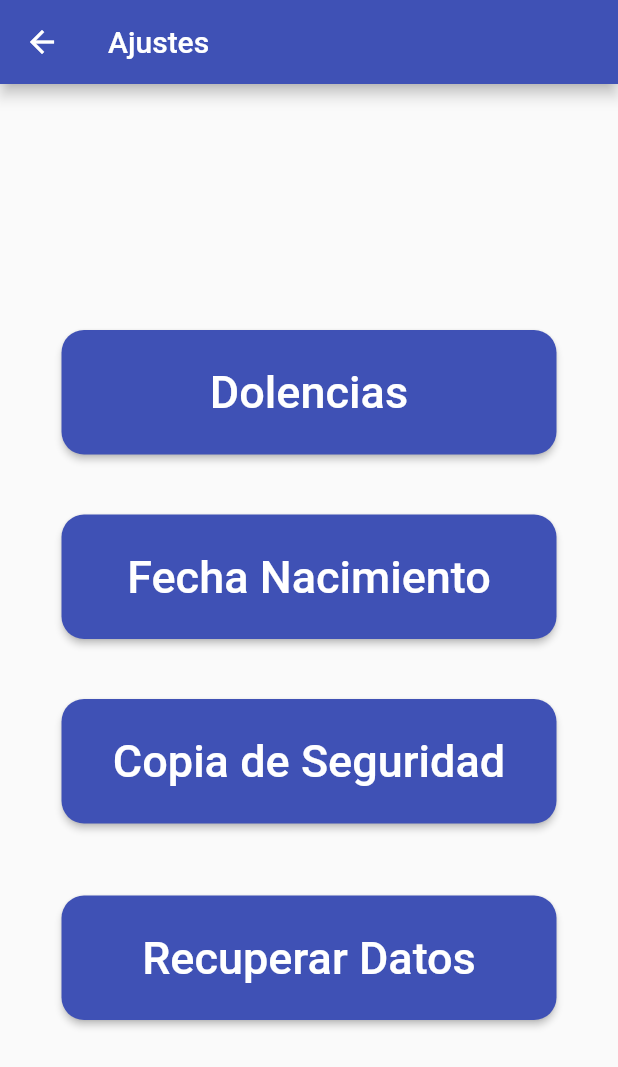
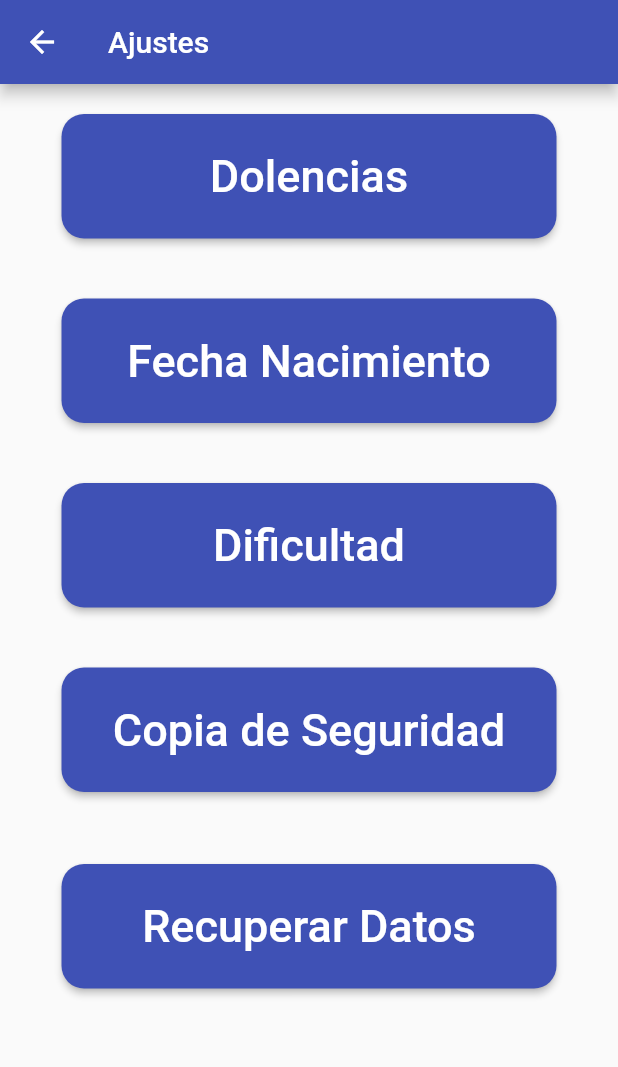
Before and after one commit to jrecaspiorno/once-trainer, a Flutter app: the Ajustes screen opened directly, on a phone screen of 412 x 824 dp. Shown: the top 1067 px of the screen. Run offline on Flutter 3.47's test engine with Material 2 defaults, Android fonts, the light colour scheme and no system bars; our stand-ins replace audioplayers, charts_flutter, firebase_auth, font_awesome_flutter, get_it, google_sign_in and 5 more; missing offline and left inert: dart:ffi, fit_kit, googleapis, health, translator; accounts and stored records are empty; generated files the repository leaves out were written again.

Commit message:
terminado selector de dificultad en ajustes y solucion de bug

```diff
--- a/lib/DriveBackup/Backup.dart
+++ b/lib/DriveBackup/Backup.dart
@@ -184,6 +184,7 @@ class Backup {
         drive.File()..name = fileName,
         uploadMedia: drive.Media(jsonFile.openRead(), jsonFile.lengthSync()),
       );
+
       database.usuarioDAO.insertBackIdIntoUser(response.id, id);
     } else {
       var id = user.backupid == null ? files[0].id : user.backupid;
--- a/lib/Menu/Menu.dart
+++ b/lib/Menu/Menu.dart
@@ -19,8 +19,7 @@ class Menu extends StatefulWidget {
 class _MenuState extends State<Menu> {
   _prepareVariables() async {
     SharedPreferences preferences = await SharedPreferences.getInstance();
-    if (!preferences.containsKey('SelectDiff'))
-      preferences.setBool('SelectDiff', true);
+    if (!preferences.containsKey('Diff')) preferences.setInt('Diff', 0);
   }
 
   final NavigationService _navigationService = locator<NavigationService>();
--- a/lib/NavigationTools/RouteManager.dart
+++ b/lib/NavigationTools/RouteManager.dart
@@ -5,6 +5,7 @@ import 'package:flutterapp/Historial/HistorialBuild.dart';
 import 'package:flutterapp/Menu/Menu.dart';
 import 'package:flutterapp/NavigationTools/routes_path.dart' as routes;
 import 'package:flutterapp/Perfil/Ajustes.dart';
+import 'package:flutterapp/Perfil/Dificultad.dart';
 import 'package:flutterapp/Perfil/Dolencias.dart';
 import 'package:flutterapp/Perfil/EditarPerfil.dart';
 import 'package:flutterapp/Perfil/Perfil.dart';
@@ -76,6 +77,8 @@ class RouteGenerator {
         }
       case routes.AjustesPage:
         return MaterialPageRoute(builder: (_) => Ajustes());
+      case routes.DificultadPage:
+        return MaterialPageRoute(builder: (_) => Dificultad());
     }
   }
 }
--- a/lib/NavigationTools/routes_path.dart
+++ b/lib/NavigationTools/routes_path.dart
@@ -11,3 +11,4 @@ const String ActividadPage = "/Actividad";
 const String SacaDatosPage = "/SacaDatos";
 const String RecomdadorPage = "/Recomendador";
 const String AjustesPage = "/Ajustes";
+const String DificultadPage = "/Dificultad";
--- a/lib/Perfil/Ajustes.dart
+++ b/lib/Perfil/Ajustes.dart
@@ -21,9 +21,9 @@ class Ajustes extends StatelessWidget {
         title: Text('Ajustes'),
         backgroundColor: Colors.indigo,
       ),
-      body: Flex(
-        mainAxisAlignment: MainAxisAlignment.center,
-        direction: Axis.vertical,
+      body: ListView(
+//        mainAxisAlignment: MainAxisAlignment.center,
+//        direction: Axis.vertical,
         children: <Widget>[
           MyButtonType(),
           BackupButton(),
@@ -31,6 +31,9 @@ class Ajustes extends StatelessWidget {
             padding: EdgeInsets.all(24.0),
           ),
           RestoreButton(),
+          Padding(
+            padding: EdgeInsets.all(24.0),
+          ),
         ],
       ),
     );
@@ -73,12 +76,11 @@ class MyButtonType extends StatelessWidget {
     String id = state.getId();
     return Center(
       child: Column(
-        mainAxisSize: MainAxisSize.min,
         children: <Widget>[
           const SizedBox(height: 20),
-          _buildButton('Dolencias', route.DolenciasPage, state.getId()),
-          _buildButton(
-              'Fecha Nacimiento', route.EditarFechaPage, state.getId()),
+          _buildButton('Dolencias', route.DolenciasPage, id),
+          _buildButton('Fecha Nacimiento', route.EditarFechaPage, id),
+          _buildButton('Dificultad', route.DificultadPage, null)
         ],
       ),
     );
```
Also changed, not shown: lib/Perfil/Dificultad.dart (added, +77 -0 lines), lib/Perfil/historialClinico.dart (+7 -13 lines), lib/ejercicios/BuildEjercicio.dart (+5 -2 lines), lib/ejercicios/lista_ejer.dart (+13 -2 lines).
